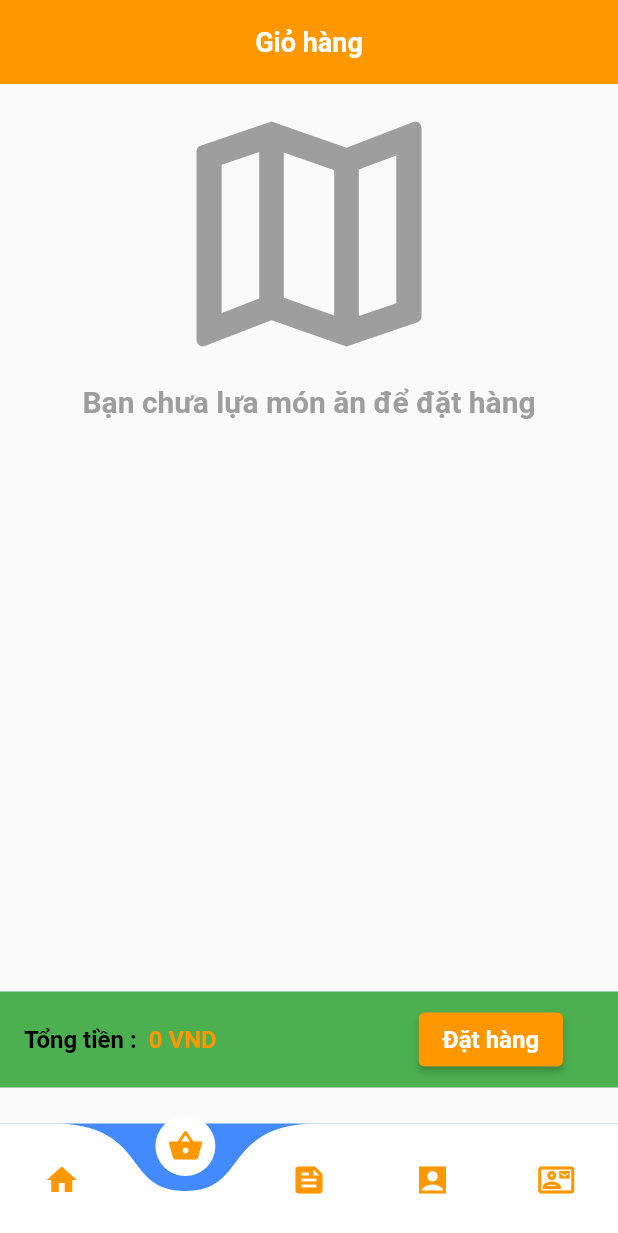
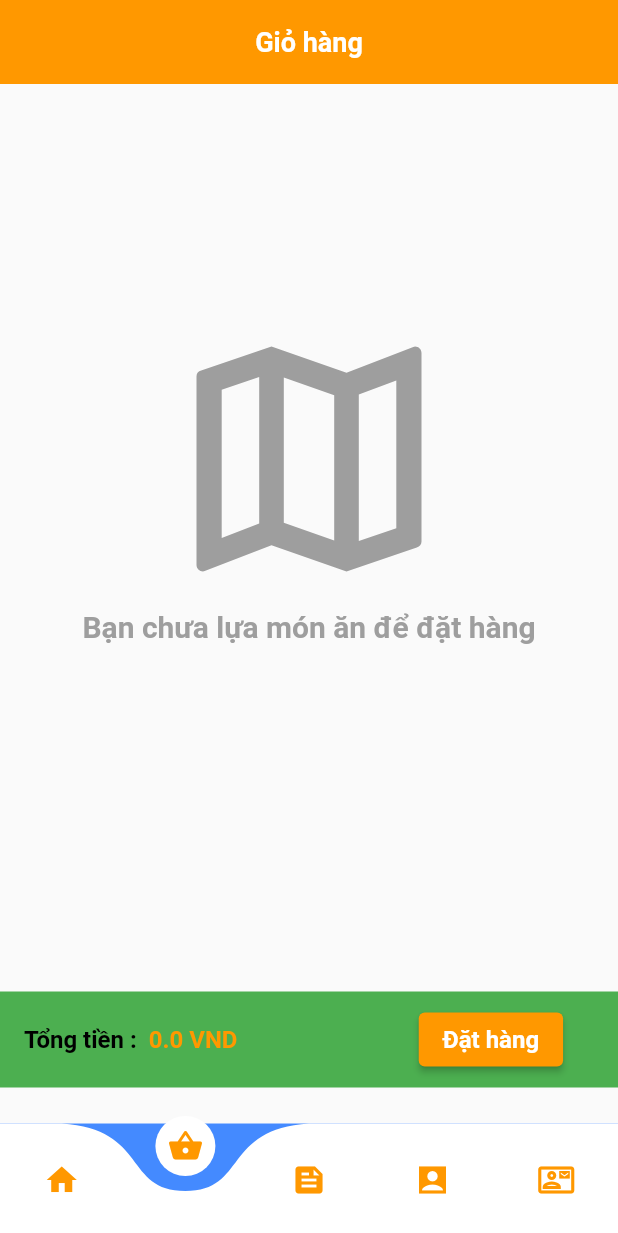
Before and after one commit to truongdz2002/oder_food_basic, a Flutter app: the Home screen opened directly, item 2 of the bottom bar chosen, on a phone screen of 412 x 824 dp. Shown: the top 1233 px of the screen. Run offline on Flutter 3.47's test engine with Material 2 defaults, Android fonts, the phone set to English and light mode, and no system bars; drawn by our look-alikes of curved_navigation_bar; our stand-ins replace carousel_slider, firebase_auth, firebase_core, firebase_database, flutter_local_notifications, fluttertoast and 4 more; missing offline and left inert: animated_floating_buttons; accounts and stored records are empty; network calls fail.

Commit message:
fix some bug old

```diff
--- a/lib/Cart/Cart.dart
+++ b/lib/Cart/Cart.dart
@@ -27,7 +27,7 @@ class _CartState extends State<Cart> {
   List<Infor_Oder> inforOderList=[];
   final user=FirebaseAuth.instance.currentUser!;
     bool _isLoading=true;
-    int txtTotalMoneyDish=0;
+    double txtTotalMoneyDish=0;
     int  viewQuantity=1;
     int id=0;
     int oK=0;
@@ -61,6 +61,9 @@ class _CartState extends State<Cart> {
                 child: Center(
                   child: Column(
                     children: const [
+                      SizedBox(
+                        height:150,
+                      ),
                       Icon(Icons.map_outlined,size: 200,color: Colors.grey,),
                       Text('Bạn chưa lựa món ăn để đặt hàng',style: TextStyle(
                         fontSize: 20,
@@ -429,7 +432,7 @@ class _CartState extends State<Cart> {
     onTap: ()
     {
       setState(() {
-        txtTotalMoneyDish=e.quantity*e.dish.priceDish;
+        txtTotalMoneyDish=(e.dish.priceDish-e.dish.priceDish*e.dish.sale)*e.quantity;
         moduleCart=e;
       });
     },
@@ -453,7 +456,7 @@ class _CartState extends State<Cart> {
                         color: Colors.black
                     ),
                     ),
-                    Text('${NumberFormat.decimalPattern().format(e.dish.priceDish).replaceAll(',','.')} VND',style: const TextStyle(
+                    Text('${NumberFormat.decimalPattern().format(e.dish.priceDish-e.dish.priceDish*e.dish.sale).replaceAll(',','.')} VND',style: const TextStyle(
                         fontWeight: FontWeight.bold,
                         fontSize: 16,
                         color: Colors.orange
--- a/lib/Dishes_find.dart
+++ b/lib/Dishes_find.dart
@@ -126,7 +126,7 @@ class _Dishes_findState extends State<Dishes_find>  with TickerProviderStateMixi
       }
       for(var element in list)
         {
-          if(element.nameDish.toUpperCase().contains(widget.textSearched.toUpperCase()))
+          if(element.nameDish.trim().toUpperCase().contains(widget.textSearched.toUpperCase()))
             {
               listDishes.add(element);
             }
--- a/lib/page_Home.dart
+++ b/lib/page_Home.dart
@@ -6,7 +6,7 @@ import 'package:google_sign_in/google_sign_in.dart';
 import 'package:oder_food/Cart/Cart.dart';
 import 'package:oder_food/TextSearched/Find_Food.dart';
 import 'package:oder_food/contact.dart';
-import 'package:oder_food/feedBack.dart';
+import 'package:oder_food/informationAccount.dart';
 import 'package:oder_food/transaction_History.dart';
 import 'SignIn_SignOut_Login/Login.dart';
 import 'home/home.dart';
@@ -29,7 +29,7 @@ class _HomeState extends State<Home> {
     const Cart(),
     const transaction_History(),
     const contact(),
-    const feedBack(),
+    const informatinAccount(),
 
   ];
   @override
@@ -71,6 +71,34 @@ class _HomeState extends State<Home> {
           elevation: 0,
         title:getAppBarTitle(),
         centerTitle: true,
+        actions: [
+          isChangeBackground ?
+          Stack(
+            children: [
+              IconButton(onPressed: (){
+              }, icon: const Icon(Icons.notifications,color:Colors.orange,size: 25,)),// Icon chính
+              Positioned(
+                top: 0,
+                right:0,
+                child: Container(
+                  padding: const EdgeInsets.all(3),
+                  decoration: const BoxDecoration(
+                    color: Colors.red,
+                    shape: BoxShape.circle,
+                  ),
+                  child: const Text('3' , // Số thông báo
+                    style: TextStyle(
+                      color: Colors.white,
+                      fontSize: 10,
+                      fontWeight: FontWeight.bold,
+                    ),
+                  ),
+                ),
+              ),
+            ],
+          ):
+          const Icon(Icons.notifications,color: Colors.orange,)
+        ],
       ),
       body: _page[indexPage],
       floatingActionButton:isChangeBackground? AnimatedFloatingActionButton(animatedIconData: AnimatedIcons.view_list,
@@ -194,7 +222,7 @@ class _HomeState extends State<Home> {
       case 3:
         return setTittleText("Liên hệ ");
       case 4:
-        return setTittleText("Thông tin tài khoản");
+        return setTittleText("");
       default:
         return tiltelSearchAppBar();
     }
```
Also changed, not shown: lib/Dish/DishDetail.dart (+16 -9 lines), lib/feedBack.dart (deleted, +0 -20 lines), lib/home/home.dart (+9 -7 lines), lib/informationAccount.dart (added, +95 -0 lines), lib/transaction_History.dart (+6 -1 lines).
